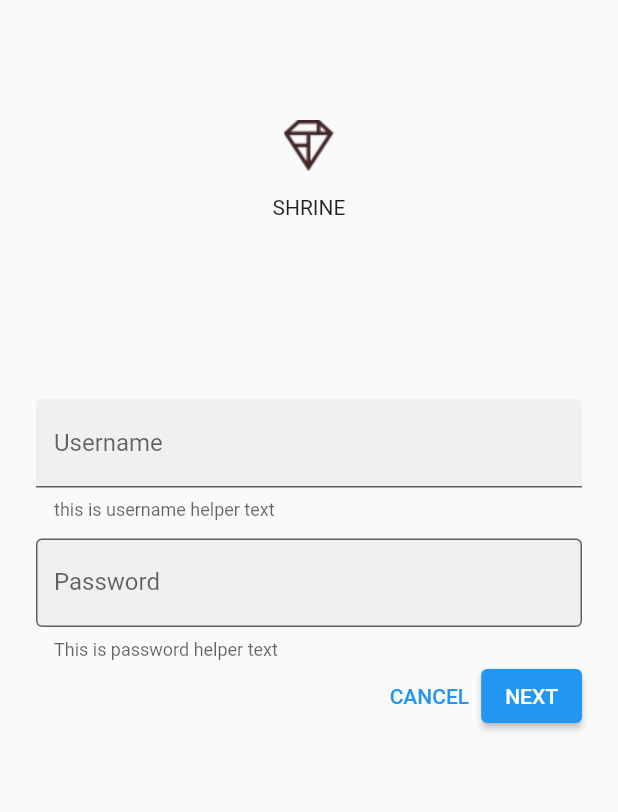
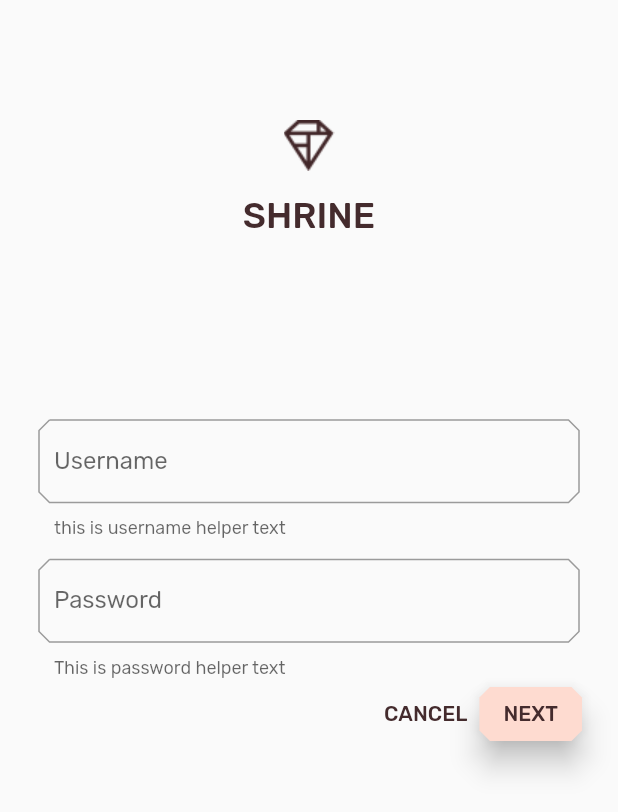
Before and after one commit to andyliangdong/flutter-mdc-tutorial, a Flutter app: the screen it shows after launch, after a tap on "CANCEL", on a phone screen of 412 x 824 dp. Shown: the top 812 px of the screen. Run offline on Flutter 3.47's test engine with Material 2 defaults, Android fonts, the phone set to English and light mode, and no system bars.

Commit message:
MDC 103 Theme, Color Font Style, Shadow

```diff
--- a/lib/app.dart
+++ b/lib/app.dart
@@ -13,7 +13,9 @@
 // limitations under the License.
 
 import 'package:flutter/material.dart';
+import 'supplemental/cut_corners_border.dart';
 
+import 'colors.dart';
 import 'home.dart';
 import 'login.dart';
 
@@ -34,10 +36,96 @@ class ShrineApp extends StatelessWidget {
         // TODO: Pass _currentCategory for frontLayer (104)
         // TODO: Change backLayer field value to CategoryMenuPage (104)
       },
-      // TODO: Add a theme (103)
+      // Add a theme (103)
+      theme: _kShrineTheme,
     );
   }
 }
 
 // TODO: Build a Shrine Theme (103)
+final ThemeData _kShrineTheme = _buildShrineTheme();
+
+ThemeData _buildShrineTheme() {
+  final ThemeData base = ThemeData.light();
+  return base.copyWith(
+    colorScheme: base.colorScheme.copyWith(
+      primary: kShrinePink100,
+      onPrimary: kShrineBrown900,
+      secondary: kShrineBrown900,
+      error: kShrineErrorRed,
+    ),
+    // TODO: Add the text themes (103)
+    textTheme: _buildShrineTextTheme(base.textTheme),
+    textSelectionTheme: const TextSelectionThemeData(
+      selectionColor: kShrinePink100,
+    ),
+    // TODO: Add the icon themes (103)
+    // TODO: Decorate the inputs (103)
+    inputDecorationTheme: const InputDecorationTheme(
+      border: CutCornersBorder(),
+      focusedBorder: CutCornersBorder(
+        borderSide: BorderSide(
+          width: 2.0,
+          color: kShrineBrown900,
+        ),
+      ),
+      floatingLabelStyle: TextStyle(
+        color: kShrineBrown900,
+      ),
+    ),
+  );
+}
+
+// Optional Step 9 switch to purple color
+// ThemeData _buildShrineTheme() {
+//   final ThemeData base = ThemeData.light();
+//   return base.copyWith(
+//     colorScheme: base.colorScheme.copyWith(
+//       primary: kShrinePurple,
+//       secondary: kShrinePurple,
+//       error: kShrineErrorRed,
+//     ),
+//     scaffoldBackgroundColor: kShrineSurfaceWhite,
+//     textSelectionTheme: const TextSelectionThemeData(
+//       selectionColor: kShrinePurple,
+//     ),
+//     inputDecorationTheme: const InputDecorationTheme(
+//       border: CutCornersBorder(),
+//       focusedBorder: CutCornersBorder(
+//         borderSide: BorderSide(
+//           width: 2.0,
+//           color: kShrinePurple,
+//         ),
+//       ),
+//       floatingLabelStyle: TextStyle(
+//         color: kShrinePurple,
+//       ),
+//     ),
+//   );
+// }
+
 // TODO: Build a Shrine Text Theme (103)
+TextTheme _buildShrineTextTheme(TextTheme base) {
+  return base
+      .copyWith(
+        headline5: base.headline5!.copyWith(
+          fontWeight: FontWeight.w500,
+        ),
+        headline6: base.headline6!.copyWith(
+          fontSize: 18.0,
+        ),
+        caption: base.caption!.copyWith(
+          fontWeight: FontWeight.w400,
+          fontSize: 14.0,
+        ),
+        bodyText1: base.bodyText1!.copyWith(
+          fontWeight: FontWeight.w500,
+          fontSize: 16.0,
+        ),
+      )
+      .apply(
+        fontFamily: 'Rubik',
+        displayColor: kShrineBrown900,
+        bodyColor: kShrineBrown900,
+      );
+}
--- /dev/null
+++ b/lib/colors.dart
@@ -0,0 +1,16 @@
+import 'package:flutter/material.dart';
+
+const kShrinePink50 = Color(0xFFFEEAE6);
+const kShrinePink100 = Color(0xFFFEDBD0);
+const kShrinePink300 = Color(0xFFFBB8AC);
+const kShrinePink400 = Color(0xFFEAA4A4);
+
+const kShrineBrown900 = Color(0xFF442B2D);
+
+const kShrineErrorRed = Color(0xFFC5032B);
+
+const kShrineSurfaceWhite = Color(0xFFFFFBFA);
+const kShrineBackgroundWhite = Colors.white;
+
+// Step 9 of MDC-103 Optional to switch to other color
+const kShrinePurple = Color(0xFF5D1049);
--- a/lib/home.dart
+++ b/lib/home.dart
@@ -18,6 +18,8 @@ import 'package:intl/intl.dart';
 import 'model/product.dart';
 import 'model/products_repository.dart';
 
+import 'supplemental/asymmetric_view.dart';
+
 class HomePage extends StatelessWidget {
   const HomePage({Key? key}) : super(key: key);
 
@@ -36,6 +38,7 @@ class HomePage extends StatelessWidget {
       return Card(
         clipBehavior: Clip.antiAlias,
         // TODO: Adjust card heights (103)
+        elevation: 0.0,
         child: Column(
           // TODO: Center items on the card (103)
           crossAxisAlignment: CrossAxisAlignment.start,
@@ -54,19 +57,22 @@ class HomePage extends StatelessWidget {
                 padding: const EdgeInsets.fromLTRB(16.0, 12.0, 16.0, 8.0),
                 child: Column(
                   // TODO: Align labels to the bottom and center (103)
-                  crossAxisAlignment: CrossAxisAlignment.start,
+                  mainAxisAlignment: MainAxisAlignment.end,
+                  crossAxisAlignment: CrossAxisAlignment.center,
                   // TODO: Change innermost Column (103)
                   children: <Widget>[
                     // TODO: Handle overflowing labels (103)
                     Text(
                       product.name,
-                      style: theme.textTheme.headline6,
+                      style: theme.textTheme.button,
+                      softWrap: false,
+                      overflow: TextOverflow.ellipsis,
                       maxLines: 1,
                     ),
-                    const SizedBox(height: 8.0),
+                    const SizedBox(height: 4.0),
                     Text(
                       formatter.format(product.price),
-                      style: theme.textTheme.subtitle2,
+                      style: theme.textTheme.caption,
                     ),
                   ],
                 ),
@@ -118,12 +124,15 @@ class HomePage extends StatelessWidget {
         ],
       ),
       // TODO: Add a grid view (102)
-      body: GridView.count(
-        crossAxisCount: 2,
-        padding: const EdgeInsets.all(16.0),
-        childAspectRatio: 8.0 / 9.0,
-        // TODO: Build a grid of cards (102)
-        children: _buildGridCards(context),
+      // body: GridView.count(
+      //   crossAxisCount: 2,
+      //   padding: const EdgeInsets.all(16.0),
+      //   childAspectRatio: 8.0 / 9.0,
+      //   // TODO: Build a grid of cards (102)
+      //   children: _buildGridCards(context),
+      // ),
+      body: AsymmetricView(
+        products: ProductsRepository.loadProducts(Category.all),
       ),
       // TODO: Set resizeToAvoidBottomInset (101)
       resizeToAvoidBottomInset: false,
--- a/lib/login.dart
+++ b/lib/login.dart
@@ -38,7 +38,10 @@ class _LoginPageState extends State<LoginPage> {
               children: <Widget>[
                 Image.asset('assets/diamond.png'),
                 const SizedBox(height: 16.0),
-                const Text('SHRINE'),
+                Text(
+                  'SHRINE',
+                  style: Theme.of(context).textTheme.headline5,
+                ),
               ],
             ),
             const SizedBox(height: 120.0),
@@ -48,7 +51,6 @@ class _LoginPageState extends State<LoginPage> {
             TextField(
               controller: _usernameController,
               decoration: const InputDecoration(
-                  filled: true,
                   labelText: 'Username',
                   hintText: 'user name must be >= 8 chars.',
                   helperText: 'this is username helper text'),
@@ -57,8 +59,6 @@ class _LoginPageState extends State<LoginPage> {
             TextField(
               controller: _passwordController,
               decoration: const InputDecoration(
-                filled: true,
-                border: OutlineInputBorder(),
                 labelText: 'Password',
                 helperText: 'This is password helper text',
               ),
@@ -77,6 +77,12 @@ class _LoginPageState extends State<LoginPage> {
                     _usernameController.clear();
                     _passwordController.clear();
                   },
+                  style: TextButton.styleFrom(
+                    primary: Theme.of(context).colorScheme.secondary,
+                    shape: const BeveledRectangleBorder(
+                      borderRadius: BorderRadius.all(Radius.circular(7.0)),
+                    ),
+                  ),
                 ),
                 // Add an elevation to NEXT (103)
                 // TODO: Add a beveled rectangular border to NEXT (103)
@@ -86,6 +92,12 @@ class _LoginPageState extends State<LoginPage> {
                     // Show the next page (101)
                     Navigator.pop(context);
                   },
+                  style: ElevatedButton.styleFrom(
+                    elevation: 8.0,
+                    shape: const BeveledRectangleBorder(
+                      borderRadius: BorderRadius.all(Radius.circular(7.0)),
+                    ),
+                  ),
                 ),
               ],
             ),
--- a/pubspec.yaml
+++ b/pubspec.yaml
@@ -19,6 +19,12 @@ dev_dependencies:
 
 flutter:
   # TODO: Insert Fonts (103)
+  fonts:
+    - family: Rubik
+      fonts:
+        - asset: fonts/Rubik-Regular.ttf
+        - asset: fonts/Rubik-Medium.ttf
+          weight: 500
   uses-material-design: true
   assets:
     - assets/diamond.png
```
Also changed, not shown: 1 other file.
